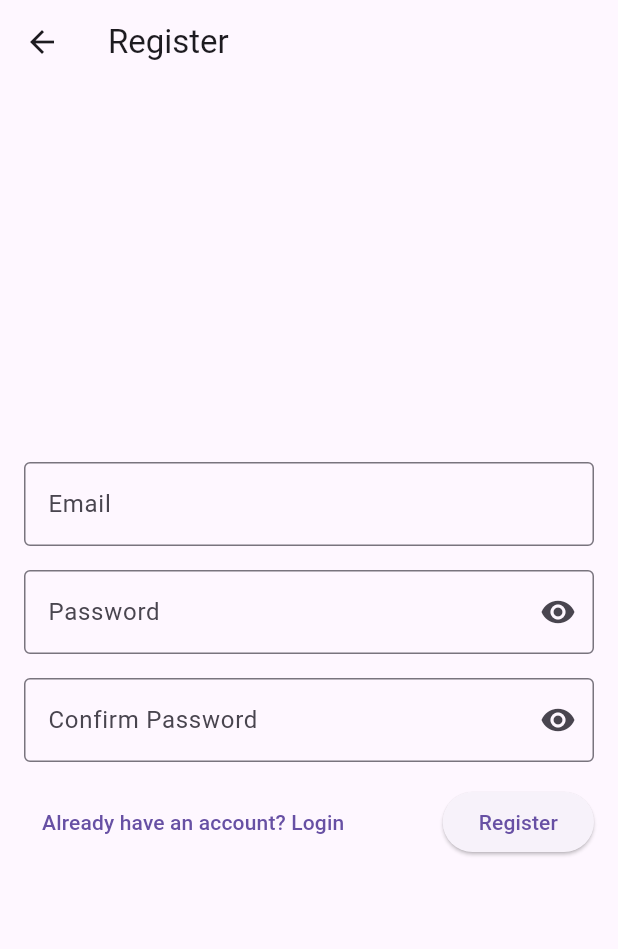
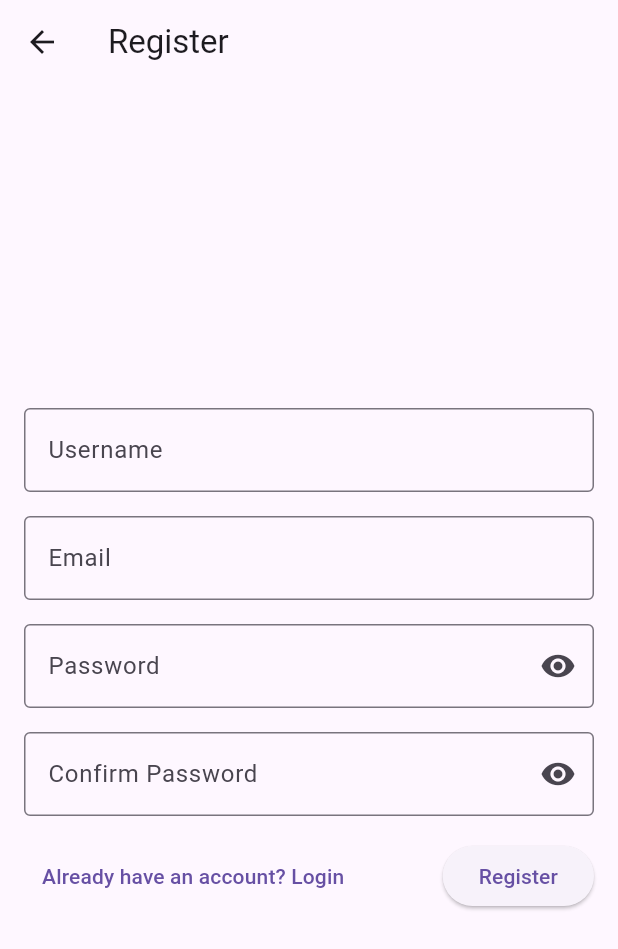
Before and after one commit to Prajjwall123/Flutter, a Flutter app: the RegisterPage screen opened directly, on a phone screen of 412 x 824 dp. Shown: the top 949 px of the screen. Run offline on Flutter 3.47's test engine with Material 3 defaults, Android fonts, the phone set to English and light mode, and no system bars; our stand-ins replace firebase_auth, firebase_core; accounts and stored records are empty.

Commit message:
added username

```diff
--- a/lib/view_models/app_view_modal.dart
+++ b/lib/view_models/app_view_modal.dart
@@ -4,7 +4,7 @@ import '../models/user_modal.dart';
 
 class AppViewModal extends ChangeNotifier {
   List<Task> tasks = <Task>[];
-  User user = User("Prajwal Pokhrel");
+  User user = User("Prajwal");
 
   Color clrLvl1 = Colors.blue.shade50;
   Color clrLvl2 = Colors.blue.shade200;
--- a/lib/views/register_page.dart
+++ b/lib/views/register_page.dart
@@ -14,6 +14,7 @@ class _RegisterPageState extends State<RegisterPage> {
   final TextEditingController _emailController = TextEditingController();
   final TextEditingController _passwordController = TextEditingController();
   final TextEditingController _confirmPasswordController = TextEditingController();
+  final TextEditingController _usernameController = TextEditingController();
   bool _obscurePassword = true;
   bool _obscureConfirmPassword = true;
   final _formKey = GlobalKey<FormState>();
@@ -73,6 +74,20 @@ class _RegisterPageState extends State<RegisterPage> {
           child: Column(
             mainAxisAlignment: MainAxisAlignment.center,
             children: [
+              TextFormField(
+                controller: _usernameController,
+                decoration: InputDecoration(
+                  labelText: 'Username', // Added label for username field
+                  border: OutlineInputBorder(),
+                ),
+                validator: (value) {
+                  if (value == null || value.isEmpty) {
+                    return 'Please enter your username';
+                  }
+                  return null;
+                },
+              ),
+              SizedBox(height: 16.0),
               TextFormField(
                 controller: _emailController,
                 decoration: InputDecoration(
```
